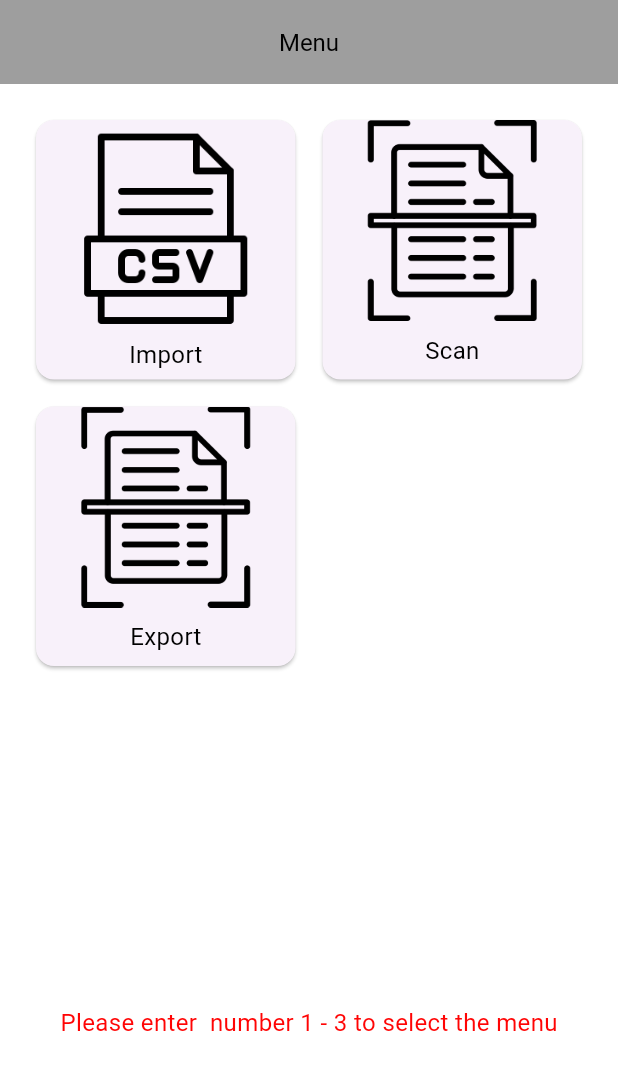
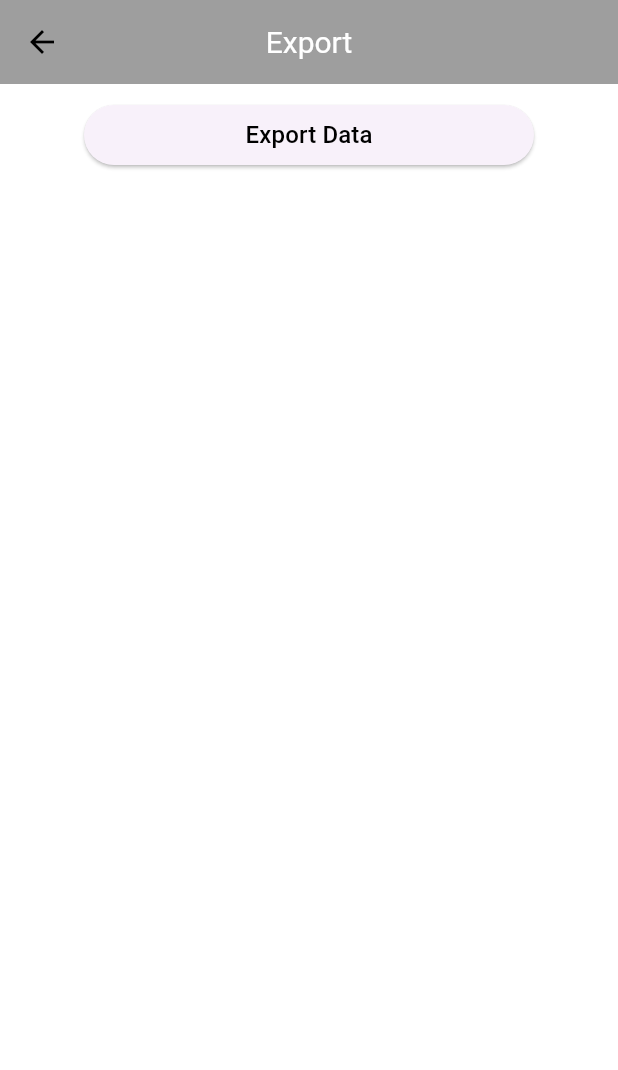
Before and after one commit to aotpattrawutkhamma/ircProject, a Flutter app: the screen it shows after launch, after a tap on "Export", on a phone screen of 412 x 824 dp. Shown: the top 1070 px of the screen. Run offline on Flutter 3.47's test engine with Material 2 defaults, Android fonts, the phone set to English and light mode, and no system bars; our stand-ins replace csv, dotted_line, file_picker, font_awesome_flutter, page_transition.

Commit message:
Export file

```diff
--- a/irc_application/lib/route/route_generator.dart
+++ b/irc_application/lib/route/route_generator.dart
@@ -1,4 +1,5 @@
 import 'package:flutter/material.dart';
+import 'package:irc_application/screen/export/export_screen.dart';
 import 'package:irc_application/screen/import/import_screen.dart';
 import 'package:irc_application/screen/scan/scan_screen.dart';
 import 'package:page_transition/page_transition.dart';
@@ -17,6 +18,11 @@ class RouteGenerator {
             settings: settings,
             child: ScanScreen(),
             type: PageTransitionType.fade);
+      case RouterList.EXPROT_SCREEN:
+        return PageTransition(
+            settings: settings,
+            child: ExportScreen(),
+            type: PageTransitionType.fade);
     }
     throw UnsupportedError('Unknow route : ${settings.name}');
   }
@@ -25,4 +31,5 @@ class RouteGenerator {
 class RouterList {
   static const String IMPORT_SCREEN = '/Import';
   static const String SCAN_SCREEN = '/Scan';
+  static const String EXPROT_SCREEN = '/Export';
 }
--- /dev/null
+++ b/irc_application/lib/screen/export/export_screen.dart
@@ -0,0 +1,67 @@
+import 'dart:io';
+
+import 'package:csv/csv.dart';
+import 'package:flutter/material.dart';
+import 'package:irc_application/config/app_constants.dart';
+import 'package:irc_application/widgets/Custom_bg.dart';
+import 'package:irc_application/widgets/Custom_button.dart';
+import 'package:irc_application/widgets/Label.dart';
+
+class ExportScreen extends StatefulWidget {
+  const ExportScreen({Key? key}) : super(key: key);
+
+  @override
+  State<ExportScreen> createState() => _ExportScreenState();
+}
+
+class _ExportScreenState extends State<ExportScreen> {
+  List CsvModuleList = [];
+  String csv = "";
+
+  Future<void> _ExportCSV() async {
+    var data = 'Date';
+    data += 'Time';
+    data += 'User';
+    data += 'B1';
+    data += 'B2';
+    data += 'B3';
+    data += 'B4';
+    data += 'Location';
+
+    var selectDirectory = '/storage/emulated/0/Dawnload';
+    var filename = await getFilename('CSV');
+    var pathFile = '$selectDirectory/$filename';
+
+    var file = File(pathFile);
+    var result = await file.writeAsString(data);
+  }
+
+  Future<String> getFilename(String extension) async {
+    return '${DateTime.now().toIso8601String()}.extension';
+  }
+
+  @override
+  Widget build(BuildContext context) {
+    return CustomBg(
+      textTitle: const Label(
+        "Export",
+        fontSize: 20,
+        color: COLOR_WHITE,
+      ),
+      body: Padding(
+        padding: const EdgeInsets.all(10.0),
+        child: Column(
+          children: [
+            Center(
+              child: CustomButton(
+                width: 300,
+                text: Label("Export Data"),
+                onPressed: _ExportCSV,
+              ),
+            ),
+          ],
+        ),
+      ),
+    );
+  }
+}
--- a/irc_application/lib/screen/menu_screen.dart
+++ b/irc_application/lib/screen/menu_screen.dart
@@ -68,7 +68,8 @@ class _MenuScreenState extends State<MenuScreen> {
                       ),
                     ),
                     GestureDetector(
-                      onTap: () => print("object"),
+                      onTap: () => Navigator.pushNamed(
+                          context, RouterList.EXPROT_SCREEN),
                       child: const Card(
                         child: Column(
                           children: [
```
